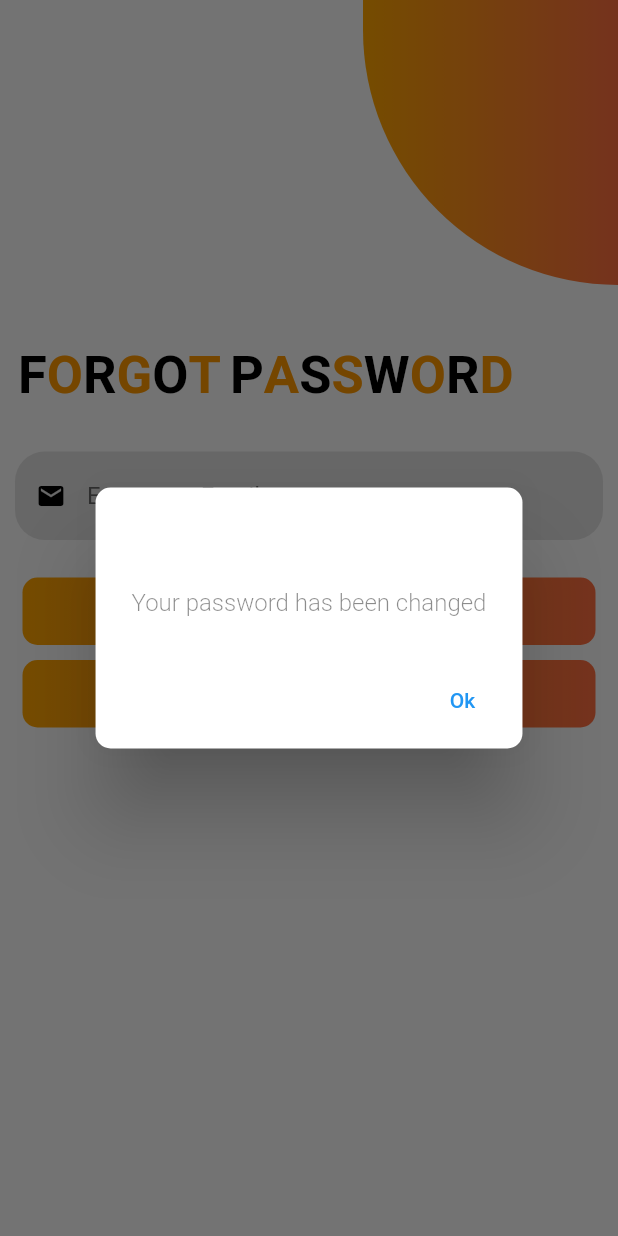
After one commit to SherazJamil/Chat-app-UI-in-Flutter, a Flutter app: the Forgot screen opened directly, after a tap on "Save", on a phone screen of 412 x 824 dp. The commit adds this screen. Run offline on Flutter 3.47's test engine with Material 2 defaults, Android fonts, the phone set to English and light mode, and no system bars; missing offline and left inert: splash_screen_view.

Commit message:
Added Forgot Password Screen UI

```diff
--- /dev/null
+++ b/lib/Login & SignUp & Forgot Password/ForgotPassword.dart
@@ -0,0 +1,299 @@
+import 'package:chatui_app/Login%20&%20SignUp%20&%20Forgot%20Password/Login.dart';
+import 'package:flutter/material.dart';
+
+class Forgot extends StatefulWidget {
+  const Forgot({Key? key}) : super(key: key);
+
+  @override
+  State<Forgot> createState() => _ForgotState();
+}
+
+class _ForgotState extends State<Forgot> {
+  final emailEditingController = TextEditingController();
+  final GlobalKey<FormState> formkey = GlobalKey<FormState>();
+
+  @override
+  Widget build(BuildContext context) {
+    return Scaffold(
+      body: Container(
+        width: double.infinity,
+        height: double.infinity,
+        child: ListView(
+          children: [
+            Align(
+              alignment: Alignment.topRight,
+              child: Container(
+                height: 190,
+                width: 170,
+                decoration: const BoxDecoration(
+                  borderRadius: BorderRadius.only(
+                      bottomLeft: Radius.elliptical(400, 400)),
+                  gradient: LinearGradient(
+                      colors: [Color(0xffffa500), Colors.deepOrangeAccent]),
+                ),
+              ),
+            ),
+            const SizedBox(
+              height: 40,
+            ),
+            Padding(
+              padding: const EdgeInsets.only(left: 12.0),
+              child: Row(
+                children: const [
+                  Align(
+                    alignment: Alignment.topLeft,
+                    child: Text(
+                      "F",
+                      style: TextStyle(
+                        color: Colors.black,
+                        fontWeight: FontWeight.bold,
+                        fontSize: 35,
+                      ),
+                    ),
+                  ),
+                  Text(
+                    "O",
+                    style: TextStyle(
+                      color: Colors.orange,
+                      fontWeight: FontWeight.bold,
+                      fontSize: 35,
+                    ),
+                  ),
+                  Text(
+                    "R",
+                    style: TextStyle(
+                      color: Colors.black,
+                      fontWeight: FontWeight.bold,
+                      fontSize: 35,
+                    ),
+                  ),
+                  Text(
+                    "G",
+                    style: TextStyle(
+                      color: Colors.orange,
+                      fontWeight: FontWeight.bold,
+                      fontSize: 35,
+                    ),
+                  ),
+                  Text(
+                    "O",
+                    style: TextStyle(
+                      color: Colors.black,
+                      fontWeight: FontWeight.bold,
+                      fontSize: 35,
+                    ),
+                  ),
+                  Text(
+                    "T",
+                    style: TextStyle(
+                      color: Colors.orange,
+                      fontWeight: FontWeight.bold,
+                      fontSize: 35,
+                    ),
+                  ),
+                  SizedBox(
+                    width: 6,
+                  ),
+                  Text(
+                    "P",
+                    style: TextStyle(
+                      color: Colors.black,
+                      fontWeight: FontWeight.bold,
+                      fontSize: 35,
+                    ),
+                  ),
+                  Text(
+                    "A",
+                    style: TextStyle(
+                      color: Colors.orange,
+                      fontWeight: FontWeight.bold,
+                      fontSize: 35,
+                    ),
+                  ),
+                  Text(
+                    "S",
+                    style: TextStyle(
+                      color: Colors.black,
+                      fontWeight: FontWeight.bold,
+                      fontSize: 35,
+                    ),
+                  ),
+                  Text(
+                    "S",
+                    style: TextStyle(
+                      color: Colors.orange,
+                      fontWeight: FontWeight.bold,
+                      fontSize: 35,
+                    ),
+                  ),
+                  Text(
+                    "W",
+                    style: TextStyle(
+                      color: Colors.black,
+                      fontWeight: FontWeight.bold,
+                      fontSize: 35,
+                    ),
+                  ),
+                  Text(
+                    "O",
+                    style: TextStyle(
+                      color: Colors.orange,
+                      fontWeight: FontWeight.bold,
+                      fontSize: 35,
+                    ),
+                  ),
+                  Text(
+                    "R",
+                    style: TextStyle(
+                      color: Colors.black,
+                      fontWeight: FontWeight.bold,
+                      fontSize: 35,
+                    ),
+                  ),
+                  Text(
+                    "D",
+                    style: TextStyle(
+                      color: Colors.orange,
+                      fontWeight: FontWeight.bold,
+                      fontSize: 35,
+                    ),
+                  ),
+                ],
+              ),
+            ),
+            const SizedBox(
+              height: 30,
+            ),
+            Form(
+              key: formkey,
+              child: Column(
+                children: [
+                  Padding(
+                    padding: const EdgeInsets.symmetric(horizontal: 10.0),
+                    child: TextFormField(
+                      controller: emailEditingController,
+                      decoration: InputDecoration(
+                          hintText: "Enter your Email",
+                          hintStyle: const TextStyle(
+                            color: Colors.black54,
+                          ),
+                          fillColor: Colors.grey.shade300,
+                          filled: true,
+                          prefixIcon: const Icon(
+                            Icons.email,
+                            color: Colors.black,
+                            size: 20,
+                          ),
+                          border: OutlineInputBorder(
+                            borderRadius: BorderRadius.circular(20),
+                            borderSide: BorderSide.none,
+                          )),
+                    ),
+                  ),
+                  const SizedBox(
+                    height: 25,
+                  ),
+                  Padding(
+                    padding: const EdgeInsets.symmetric(horizontal: 15.0),
+                    child: InkWell(
+                      onTap: () {
+                        showDialog<void>(
+                          context: context,
+                          barrierDismissible: false,
+                          // false = user must tap button, true = tap outside dialog
+                          builder: (BuildContext dialogContext) {
+                            return AlertDialog(
+                              shape: RoundedRectangleBorder(
+                                borderRadius: BorderRadius.circular(10)
+                              ),
+                              title: const Text(
+                                  'Password Changed',
+                                style: TextStyle(
+                                  color: Colors.white,
+                                  fontWeight: FontWeight.bold,
+                                  fontSize: 20,
+                                ),
+                              ),
+                              content: const Text(
+                                'Your password has been changed',
+                                style: TextStyle(
+                                  fontWeight: FontWeight.w300,
+                                  color: Colors.black45
+                                ),
+                              ),
+                              actions: <Widget>[
+                                TextButton(
+                                  child: const Text('Ok'),
+                                  onPressed: () {
+                                    Navigator.push(context, MaterialPageRoute(builder: (context) => const Loginscreen())); // Dismiss alert dialog
+                                  },
+                                ),
+                              ],
+                            );
+                          },
+                        );
+                      },
+                      child: Container(
+                        height: 45,
+                        width: MediaQuery.of(context).size.width,
+                        decoration: BoxDecoration(
+                          borderRadius: BorderRadius.circular(10),
+                          gradient: const LinearGradient(colors: [
+                            Color(0xffffa500),
+                            Colors.deepOrangeAccent,
+                          ]),
+                        ),
+                        child: const Align(
+                          alignment: Alignment.center,
+                          child: Text(
+                            "Save",
+                            style: TextStyle(
+                                color: Colors.black87,
+                                fontWeight: FontWeight.w900,
+                                fontSize: 19),
+                          ),
+                        ),
+                      ),
+                    ),
+                  ),
+                  const SizedBox(
+                    height: 10.0,
+                  ),
+                  Padding(
+                    padding: const EdgeInsets.symmetric(horizontal: 15.0),
+                    child: InkWell(
+                      onTap: () {
+                        Navigator.pop(context);
+                      },
+                      child: Container(
+                        height: 45,
+                        width: MediaQuery.of(context).size.width,
+                        decoration: BoxDecoration(
+                          borderRadius: BorderRadius.circular(10),
+                          gradient: const LinearGradient(colors: [
+                            Color(0xffffa500),
+                            Colors.deepOrangeAccent,
+                          ]),
+                        ),
+                        child: const Align(
+                          alignment: Alignment.center,
+                          child: Text(
+                            "Go Back",
+                            style: TextStyle(
+                                color: Colors.black87,
+                                fontWeight: FontWeight.w900,
+                                fontSize: 19),
+                          ),
+                        ),
+                      ),
+                    ),
+                  ),
+                ],
+              ),
+            ),
+          ],
+        ),
+      ),
+    );
+  }
+}
--- a/lib/Login & SignUp & Forgot Password/Login.dart
+++ b/lib/Login & SignUp & Forgot Password/Login.dart
@@ -1,5 +1,6 @@
 import 'package:flutter/material.dart';
 
+import 'ForgotPassword.dart';
 import 'SignUp.dart';
 
 class Loginscreen extends StatefulWidget {
@@ -19,7 +20,7 @@ class _LoginscreenState extends State<Loginscreen> {
     return Scaffold(
       body: SingleChildScrollView(
         child: SafeArea(
-            child: SizedBox(
+            child: Container(
           width: double.infinity,
           height: double.infinity,
           child: ListView(
@@ -185,12 +186,12 @@ class _LoginscreenState extends State<Loginscreen> {
                     ),
                     InkWell(
                       onTap: () {
-                        // Navigator.push(
-                        //   context,
-                        //   MaterialPageRoute(
-                        //     builder: (context) => Forgot(),
-                        //   ),
-                        // );
+                        Navigator.push(
+                          context,
+                          MaterialPageRoute(
+                            builder: (context) => const Forgot(),
+                          ),
+                        );
                       },
                       child: const Padding(
                         padding: EdgeInsets.only(right: 18.0),
@@ -228,7 +229,7 @@ class _LoginscreenState extends State<Loginscreen> {
                               Navigator.push(
                                   context,
                                   MaterialPageRoute(
-                                      builder: (context) => SignUpscreen()));
+                                      builder: (context) => const SignUpscreen()));
                             },
                             child: const Text(
                               "SignUp",
--- a/lib/Login & SignUp & Forgot Password/SignUp.dart
+++ b/lib/Login & SignUp & Forgot Password/SignUp.dart
@@ -18,7 +18,7 @@ class _SignUpscreenState extends State<SignUpscreen> {
     return Scaffold(
       body: SingleChildScrollView(
         child: SafeArea(
-            child: SizedBox(
+            child: Container(
               width: double.infinity,
               height: double.infinity,
               child: ListView(
```
